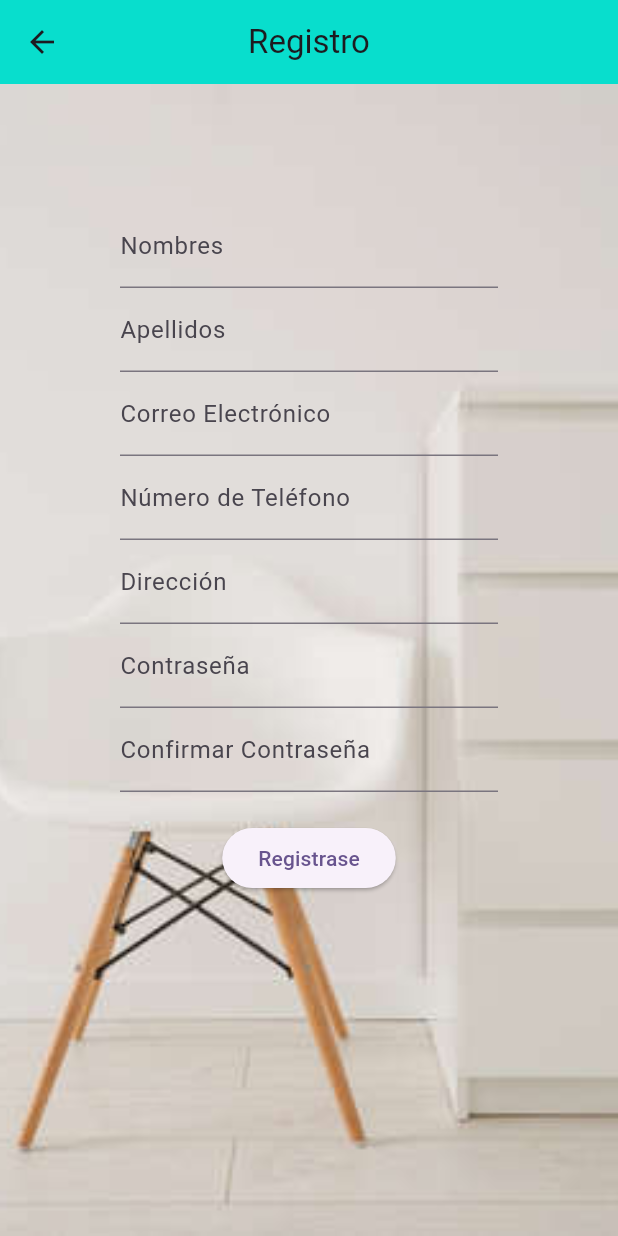
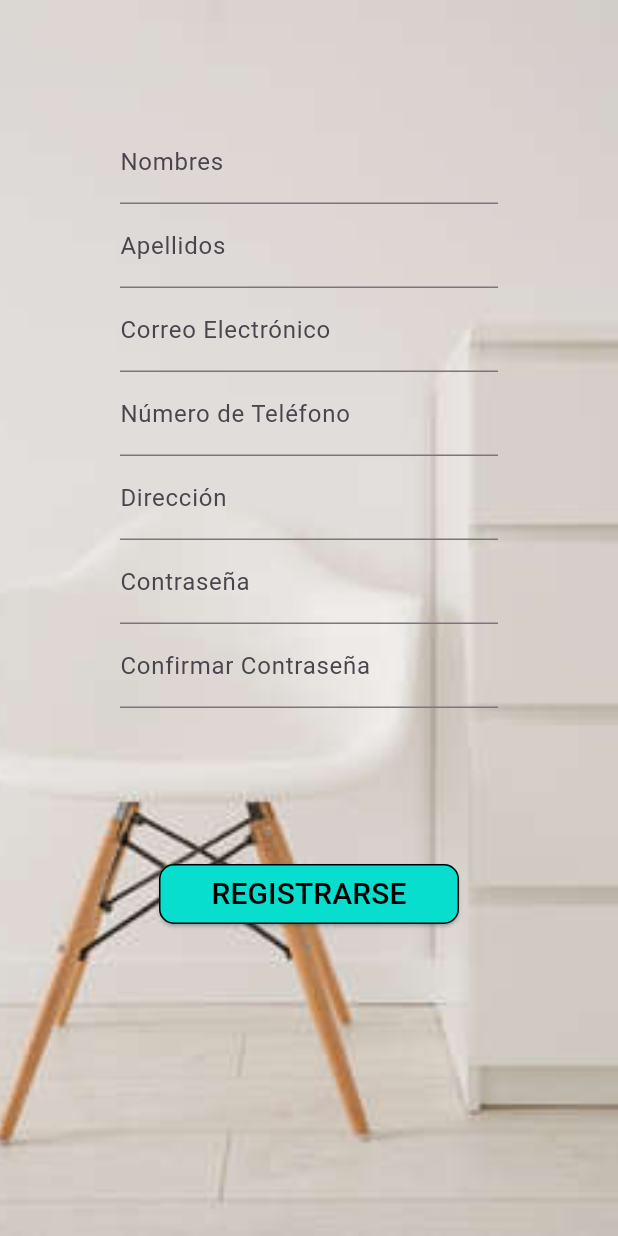
Before and after one commit to SaidPalacio/Alquiler_Sillas, a Flutter app: the Registrarse screen opened directly, on a phone screen of 412 x 824 dp. Run offline on Flutter 3.47's test engine with Material 2 defaults, Android fonts, the light colour scheme and no system bars; our stand-ins replace carousel_slider, shared_preferences; accounts and stored records are empty; network calls fail.

Commit message:
erreglos en login

```diff
--- a/lib/Cliente.dart
+++ b/lib/Cliente.dart
@@ -12,11 +12,11 @@ class cliente extends StatelessWidget {
       home: Scaffold(
         appBar: AppBar(
           backgroundColor: Colors.blue,
-          title: Text('Tienda de Sillas'),
+          title: const Text('Tienda de Sillas'),
           centerTitle: true,
 
         ),
-        drawer: Tipo_sillas_cliente(),
+
         body: Tipo_sillas_cliente(),
       ),
     );
--- a/lib/Registrarse.dart
+++ b/lib/Registrarse.dart
@@ -26,23 +26,19 @@ class _RegistrarseState extends State<Registrarse> {
     prefs.setString("celular",celular);
     prefs.setString("direccion",direccion);
     prefs.setString("pin",pin);
+    print("Guardo el usuario al shared_preferences");
 
   }
   @override
   Widget build(BuildContext context) {
     return Scaffold(
-      appBar: AppBar(
-        title: const Text('Registro'),
-        centerTitle: true,
-        backgroundColor: Color.fromARGB(255, 8, 222, 205),
-      ),
         body: Stack(
           children: [
             Container(
               decoration: const BoxDecoration(
                 image: DecorationImage(
-                  image: AssetImage('assets/fondo_silla_2.png'), // Reemplaza con la ubicación de tu imagen de fondo
-                  fit: BoxFit.cover, // Ajusta la imagen al tamaño de la pantalla
+                  image: AssetImage('assets/fondo_silla_2.png'),
+                  fit: BoxFit.cover,
                 ),
               ),
             ),
@@ -82,16 +78,16 @@ class _RegistrarseState extends State<Registrarse> {
                     decoration:const InputDecoration(labelText: 'Confirmar Contraseña'),
                     obscureText: true,
                   ),
-                  const SizedBox(height: 20,),
+                  const SizedBox(height: 100,),
                   ElevatedButton(
                     onPressed:(){
                       if(pin.text == confipin.text){
                        _guardar(nombre.text,apellido.text,correo.text,celular.text,direccion.text,pin.text);
-                       print("se guardo en shared");
+
                        Navigator.push(
                           context,
                           MaterialPageRoute(
-                            builder: (context) => const Inicio_seccion(), // Reemplaza con la página de destino
+                            builder: (context) => const Inicio_seccion(),
                           ),
                         );
                       }else{
@@ -103,7 +99,25 @@ class _RegistrarseState extends State<Registrarse> {
                         );
                       }
                     },
-                    child: const Text("Registrase"),
+                    style: ButtonStyle(
+                      backgroundColor: MaterialStateProperty.all(const Color.fromARGB(255, 8, 222, 205),),
+                      fixedSize: MaterialStateProperty.all(Size(200, 40)),
+                      shape: MaterialStateProperty.all<OutlinedBorder>(
+                        RoundedRectangleBorder(
+                          borderRadius: BorderRadius.circular(10.0),
+                        ),
+                      ),
+                      side: MaterialStateProperty.all<BorderSide>(
+                        const BorderSide(color: Colors.black),
+                      ),
+                    ),
+                    child: const Text(
+                      "REGISTRARSE",
+                      style: TextStyle(
+                        color: Colors.black,
+                        fontSize: 20
+                      ),
+                    ),
                   )
                 ],
               ),
--- a/lib/data/Data.dart
+++ b/lib/data/Data.dart
@@ -1,7 +1,7 @@
 
 import 'package:agendar_sillas/models/Sillas.dart';
 
-final List<Silla> listaSillas = [
+final  listaSillas = [
     Silla(
       nombre: 'Silla para Bodas 1',
       categoria: 'Bodas',
@@ -87,5 +87,4 @@ final List<Silla> listaSillas = [
       promocion: "",
     ),
 
-    // Agrega más sillas según sea necesario
   ];
--- a/lib/main.dart
+++ b/lib/main.dart
@@ -1,5 +1,6 @@
 import 'package:agendar_sillas/Bienvenida.dart';
 import 'package:flutter/material.dart';
+
 
 void main() {
   runApp(const MyApp());
--- a/lib/widgets/TipoSillas_admin.dart
+++ b/lib/widgets/TipoSillas_admin.dart
@@ -3,6 +3,8 @@ import 'package:agendar_sillas/widgets/SillasItem.dart';
 import 'package:flutter/material.dart';
 
 class Tipo_sillas_admin extends StatelessWidget {
+  const Tipo_sillas_admin({super.key});
+
 
   @override
   Widget build(BuildContext context) {
```
Also changed, not shown: lib/Bienvenida.dart (+70 -35 lines), lib/Inicio_seccion.dart (+75 -23 lines), assets/logo_1_2.png (added), assets/silla_1.png (added), assets/silla_2.png (added), assets/silla_3.png (added), assets/silla_4.png (added), assets/silla_5.png (added), assets/silla_6.png (added).
